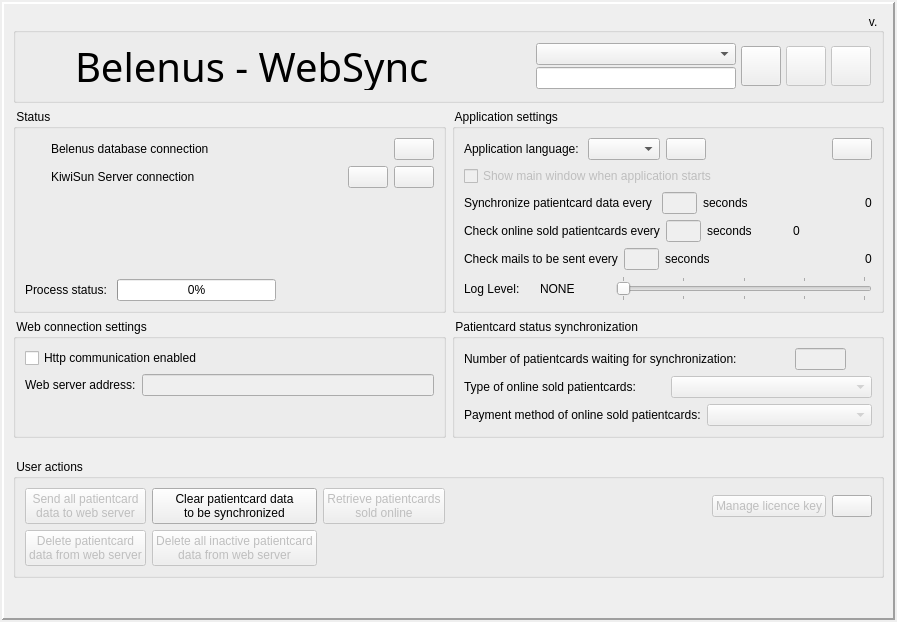
tbikfalvi/Belenus, file websync/dlgmain.ui: the form before one commit.
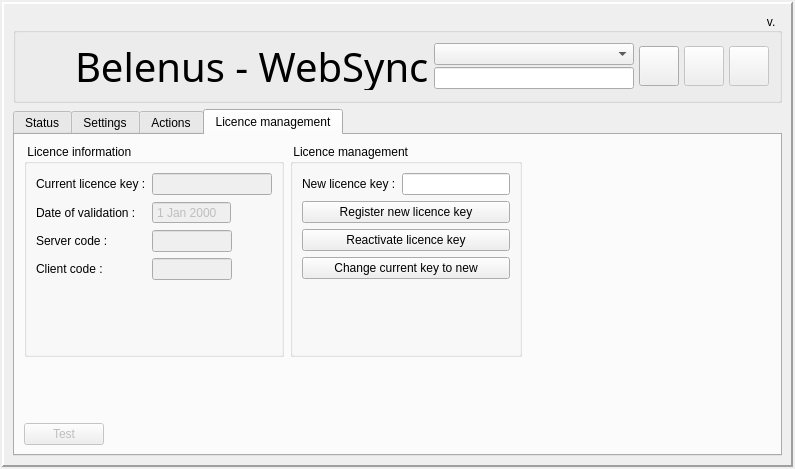
The form after the commit. Icons and pictures are not drawn.

The edit to the form file:
```diff
--- a/websync/dlgmain.ui
+++ b/websync/dlgmain.ui
@@ -9,8 +9,8 @@
    <rect>
     <x>0</x>
     <y>0</y>
-    <width>897</width>
-    <height>622</height>
+    <width>785</width>
+    <height>468</height>
    </rect>
   </property>
   <property name="windowTitle">
@@ -47,7 +47,7 @@
      <property name="lineWidth">
       <number>2</number>
      </property>
-     <layout class="QVBoxLayout" name="verticalLayout_7">
+     <layout class="QVBoxLayout" name="verticalLayout_11">
       <item>
        <widget class="QGroupBox" name="gbTitle">
         <property name="minimumSize">
@@ -277,11 +277,24 @@
        </widget>
       </item>
       <item>
-       <layout class="QHBoxLayout" name="horizontalLayout_6">
+       <widget class="QTabWidget" name="tabWidget">
+        <property name="enabled">
+         <bool>true</bool>
+        </property>
+        <property name="currentIndex">
+         <number>3</number>
+        </property>
+        <widget class="QWidget" name="tabStatus">
+         <attribute name="title">
+          <string>Status</string>
+         </attribute>
+         <layout class="QHBoxLayout" name="horizontalLayout_16">
+          <item>
+           <layout class="QVBoxLayout" name="verticalLayout_10">
         <item>
          <widget class="QGroupBox" name="gbConnectionStatus">
           <property name="title">
-           <string> Status </string>
+               <string/>
           </property>
           <layout class="QVBoxLayout" name="verticalLayout_4">
            <item>
@@ -290,14 +303,14 @@
               <widget class="QLabel" name="lblStatusIconSQL">
                <property name="minimumSize">
                 <size>
-                 <width>20</width>
-                 <height>20</height>
+                     <width>40</width>
+                     <height>40</height>
                 </size>
                </property>
                <property name="maximumSize">
                 <size>
-                 <width>20</width>
-                 <height>20</height>
+                     <width>40</width>
+                     <height>40</height>
                 </size>
                </property>
                <property name="text">
@@ -345,8 +358,8 @@
                </property>
                <property name="iconSize">
                 <size>
-                 <width>15</width>
-                 <height>15</height>
+                     <width>40</width>
+                     <height>40</height>
                 </size>
                </property>
                <property name="autoDefault">
@@ -362,14 +375,14 @@
               <widget class="QLabel" name="lblStatusIconWebServer">
                <property name="minimumSize">
                 <size>
-                 <width>20</width>
-                 <height>20</height>
+                     <width>40</width>
+                     <height>40</height>
                 </size>
                </property>
                <property name="maximumSize">
                 <size>
-                 <width>20</width>
-                 <height>20</height>
+                     <width>40</width>
+                     <height>40</height>
                 </size>
                </property>
                <property name="text">
@@ -417,8 +430,8 @@
                </property>
                <property name="iconSize">
                 <size>
-                 <width>15</width>
-                 <height>15</height>
+                     <width>40</width>
+                     <height>40</height>
                 </size>
                </property>
                <property name="autoDefault">
@@ -440,8 +453,8 @@
                </property>
                <property name="iconSize">
                 <size>
-                 <width>15</width>
-                 <height>15</height>
+                     <width>40</width>
+                     <height>40</height>
                 </size>
                </property>
                <property name="autoDefault">
@@ -464,6 +477,55 @@
              </property>
             </spacer>
            </item>
+               <item>
+                <layout class="QHBoxLayout" name="horizontalLayout_3">
+                 <item>
+                  <widget class="QLabel" name="lblNumberOfCardsWaiting">
+                   <property name="text">
+                    <string>Number of patientcards waiting for synchronization:</string>
+                   </property>
+                  </widget>
+                 </item>
+                 <item>
+                  <widget class="QLineEdit" name="ledNumberOfCardsWaiting">
+                   <property name="enabled">
+                    <bool>false</bool>
+                   </property>
+                   <property name="maximumSize">
+                    <size>
+                     <width>51</width>
+                     <height>16777215</height>
+                    </size>
+                   </property>
+                  </widget>
+                 </item>
+                 <item>
+                  <widget class="QLabel" name="lblStatusSync">
+                   <property name="minimumSize">
+                    <size>
+                     <width>20</width>
+                     <height>20</height>
+                    </size>
+                   </property>
+                   <property name="maximumSize">
+                    <size>
+                     <width>20</width>
+                     <height>20</height>
+                    </size>
+                   </property>
+                   <property name="text">
+                    <string/>
+                   </property>
+                   <property name="pixmap">
+                    <pixmap resource="websync.qrc">:/hourglass.png</pixmap>
+                   </property>
+                   <property name="scaledContents">
+                    <bool>true</bool>
+                   </property>
+                  </widget>
+                 </item>
+                </layout>
+               </item>
            <item>
             <layout class="QHBoxLayout" name="horizontalLayout_12">
              <item>
@@ -499,6 +561,41 @@
          </widget>
         </item>
         <item>
+             <spacer name="verticalSpacer">
+              <property name="orientation">
+               <enum>Qt::Vertical</enum>
+              </property>
+              <property name="sizeHint" stdset="0">
+               <size>
+                <width>20</width>
+                <height>20</height>
+               </size>
+              </property>
+             </spacer>
+            </item>
+           </layout>
+          </item>
+          <item>
+           <spacer name="horizontalSpacer_9">
+            <property name="orientation">
+             <enum>Qt::Horizontal</enum>
+            </property>
+            <property name="sizeHint" stdset="0">
+             <size>
+              <width>361</width>
+              <height>20</height>
+             </size>
+            </property>
+           </spacer>
+          </item>
+         </layout>
+        </widget>
+        <widget class="QWidget" name="tabSettings">
+         <attribute name="title">
+          <string>Settings</string>
+         </attribute>
+         <layout class="QVBoxLayout" name="verticalLayout_9">
+          <item>
          <widget class="QGroupBox" name="gbApplicationSettings">
           <property name="title">
            <string> Application settings </string>
@@ -807,16 +904,25 @@
                </property>
               </widget>
              </item>
+               <item>
+                <spacer name="horizontalSpacer_7">
+                 <property name="orientation">
+                  <enum>Qt::Horizontal</enum>
+                 </property>
+                 <property name="sizeHint" stdset="0">
+                  <size>
+                   <width>40</width>
+                   <height>20</height>
+                  </size>
+                 </property>
+                </spacer>
+               </item>
             </layout>
            </item>
           </layout>
          </widget>
         </item>
-       </layout>
-      </item>
       <item>
-       <layout class="QGridLayout" name="gridLayout">
-        <item row="0" column="0">
          <widget class="QGroupBox" name="gbWebSettings">
           <property name="toolTip">
            <string>Connection settings has been automatically saved upon change.</string>
@@ -857,6 +963,19 @@
                </property>
               </widget>
              </item>
+               <item>
+                <spacer name="horizontalSpacer_3">
+                 <property name="orientation">
+                  <enum>Qt::Horizontal</enum>
+                 </property>
+                 <property name="sizeHint" stdset="0">
+                  <size>
+                   <width>40</width>
+                   <height>20</height>
+                  </size>
+                 </property>
+                </spacer>
+               </item>
             </layout>
            </item>
            <item>
@@ -875,27 +994,28 @@
           </layout>
          </widget>
         </item>
-        <item row="0" column="1">
-         <widget class="QGroupBox" name="gbPatientCardSyncStatus">
-          <property name="title">
-           <string> Patientcard status synchronization </string>
-          </property>
-          <layout class="QVBoxLayout" name="verticalLayout_3">
-           <item>
-            <layout class="QHBoxLayout" name="horizontalLayout_3">
-             <item>
-              <widget class="QLabel" name="lblNumberOfCardsWaiting">
-               <property name="text">
-                <string>Number of patientcards waiting for synchronization:</string>
-               </property>
-              </widget>
-             </item>
+         </layout>
+        </widget>
+        <widget class="QWidget" name="tabActions">
+         <attribute name="title">
+          <string>Actions</string>
+         </attribute>
+         <layout class="QHBoxLayout" name="horizontalLayout_6">
              <item>
-              <widget class="QLineEdit" name="ledNumberOfCardsWaiting">
+           <layout class="QVBoxLayout" name="verticalLayout_7">
+            <item>
+             <widget class="QPushButton" name="pbSyncAllPatientCard">
                <property name="enabled">
                 <bool>false</bool>
                </property>
-               <property name="maximumSize">
+              <property name="text">
+               <string>Send all patientcard data to web server</string>
+              </property>
+              <property name="icon">
+               <iconset resource="websync.qrc">
+                <normaloff>:/patientcards.png</normaloff>:/patientcards.png</iconset>
+              </property>
+              <property name="iconSize">
                 <size>
                  <width>51</width>
                  <height>16777215</height>
@@ -904,32 +1024,114 @@
               </widget>
              </item>
              <item>
-              <widget class="QLabel" name="lblStatusSync">
-               <property name="minimumSize">
-                <size>
-                 <width>20</width>
-                 <height>20</height>
-                </size>
-               </property>
-               <property name="maximumSize">
+             <widget class="QPushButton" name="pbSyncOnlinePC">
+              <property name="enabled">
+               <bool>false</bool>
+              </property>
+              <property name="text">
+               <string>Retrieve patientcards sold online</string>
+              </property>
+              <property name="icon">
+               <iconset resource="websync.qrc">
+                <normaloff>:/onlinepcsync.png</normaloff>:/onlinepcsync.png</iconset>
+              </property>
+              <property name="iconSize">
                 <size>
-                 <width>20</width>
-                 <height>20</height>
-                </size>
-               </property>
-               <property name="text">
-                <string/>
-               </property>
-               <property name="pixmap">
-                <pixmap resource="websync.qrc">:/hourglass.png</pixmap>
-               </property>
-               <property name="scaledContents">
+                <width>40</width>
+                <height>40</height>
+               </size>
+              </property>
+              <property name="autoDefault">
+               <bool>false</bool>
+              </property>
+             </widget>
+            </item>
+            <item>
+             <widget class="QPushButton" name="pbClearPCData">
+              <property name="enabled">
                 <bool>true</bool>
                </property>
-              </widget>
-             </item>
-            </layout>
-           </item>
+              <property name="text">
+               <string>Clear patientcard data to be synchronized</string>
+              </property>
+              <property name="icon">
+               <iconset resource="websync.qrc">
+                <normaloff>:/trash.png</normaloff>:/trash.png</iconset>
+              </property>
+              <property name="iconSize">
+               <size>
+                <width>40</width>
+                <height>40</height>
+               </size>
+              </property>
+              <property name="autoDefault">
+               <bool>false</bool>
+              </property>
+             </widget>
+            </item>
+            <item>
+             <widget class="QPushButton" name="pbClearPatientCard">
+              <property name="enabled">
+               <bool>false</bool>
+              </property>
+              <property name="text">
+               <string>Delete patientcard data from web server</string>
+              </property>
+              <property name="icon">
+               <iconset resource="websync.qrc">
+                <normaloff>:/patientcard_delete.png</normaloff>:/patientcard_delete.png</iconset>
+              </property>
+              <property name="iconSize">
+               <size>
+                <width>40</width>
+                <height>40</height>
+               </size>
+              </property>
+              <property name="autoDefault">
+               <bool>false</bool>
+              </property>
+             </widget>
+            </item>
+            <item>
+             <widget class="QPushButton" name="pbClearAllPatientCard">
+              <property name="enabled">
+               <bool>false</bool>
+              </property>
+              <property name="text">
+               <string>Delete all inactive patientcard data from web server</string>
+              </property>
+              <property name="icon">
+               <iconset resource="websync.qrc">
+                <normaloff>:/patientcards_delete.png</normaloff>:/patientcards_delete.png</iconset>
+              </property>
+              <property name="iconSize">
+               <size>
+                <width>40</width>
+                <height>40</height>
+               </size>
+              </property>
+              <property name="autoDefault">
+               <bool>false</bool>
+              </property>
+             </widget>
+            </item>
+            <item>
+             <spacer name="verticalSpacer_5">
+              <property name="orientation">
+               <enum>Qt::Vertical</enum>
+              </property>
+              <property name="sizeHint" stdset="0">
+               <size>
+                <width>20</width>
+                <height>40</height>
+               </size>
+              </property>
+             </spacer>
+            </item>
+           </layout>
+          </item>
+          <item>
+           <layout class="QVBoxLayout" name="verticalLayout_8">
            <item>
             <layout class="QHBoxLayout" name="horizontalLayout_8">
              <item>
@@ -966,88 +1168,343 @@
              </item>
             </layout>
            </item>
-          </layout>
-         </widget>
-        </item>
-       </layout>
-      </item>
       <item>
        <spacer name="verticalSpacer_2">
         <property name="orientation">
          <enum>Qt::Vertical</enum>
         </property>
-        <property name="sizeType">
-         <enum>QSizePolicy::Fixed</enum>
-        </property>
         <property name="sizeHint" stdset="0">
          <size>
           <width>20</width>
-          <height>15</height>
+                <height>40</height>
          </size>
         </property>
        </spacer>
       </item>
+           </layout>
+          </item>
+         </layout>
+        </widget>
+        <widget class="QWidget" name="tabLicence">
+         <attribute name="title">
+          <string>Licence management</string>
+         </attribute>
+         <layout class="QVBoxLayout" name="verticalLayout_12">
       <item>
-       <widget class="QGroupBox" name="gbExecuteActions">
-        <property name="enabled">
-         <bool>true</bool>
-        </property>
+           <layout class="QHBoxLayout" name="horizontalLayout_24">
+            <item>
+             <layout class="QHBoxLayout" name="horizontalLayout_17">
+              <item>
+               <widget class="QGroupBox" name="gbLicenceInformation">
         <property name="title">
-         <string> User actions </string>
-        </property>
-        <layout class="QGridLayout" name="gridLayout_2">
-         <item row="1" column="1">
-          <widget class="QPushButton" name="pbClearAllPatientCard">
-           <property name="enabled">
-            <bool>false</bool>
-           </property>
+                 <string> Licence information </string>
+                </property>
+                <layout class="QFormLayout" name="formLayout">
+                 <item row="0" column="0">
+                  <widget class="QLabel" name="lblCurrentKey">
            <property name="text">
-            <string>Delete all inactive patientcard
-data from web server</string>
-           </property>
-           <property name="icon">
-            <iconset resource="websync.qrc">
-             <normaloff>:/patientcards_delete.png</normaloff>:/patientcards_delete.png</iconset>
-           </property>
-           <property name="iconSize">
-            <size>
-             <width>40</width>
-             <height>40</height>
-            </size>
-           </property>
-           <property name="autoDefault">
+                    <string>Current licence key :</string>
+                   </property>
+                  </widget>
+                 </item>
+                 <item row="0" column="1">
+                  <widget class="QLineEdit" name="ledLicenceKeyCurrent">
+                   <property name="enabled">
             <bool>false</bool>
            </property>
           </widget>
          </item>
          <item row="1" column="0">
-          <widget class="QPushButton" name="pbClearPatientCard">
+                  <widget class="QLabel" name="lblValidated">
+                   <property name="text">
+                    <string>Date of validation :</string>
+                   </property>
+                  </widget>
+                 </item>
+                 <item row="1" column="1">
+                  <layout class="QHBoxLayout" name="horizontalLayout_18">
+                   <item>
+                    <widget class="QDateEdit" name="deValidated">
            <property name="enabled">
             <bool>false</bool>
            </property>
+                     <property name="buttonSymbols">
+                      <enum>QAbstractSpinBox::NoButtons</enum>
+                     </property>
+                    </widget>
+                   </item>
+                   <item>
+                    <spacer name="horizontalSpacer_12">
+                     <property name="orientation">
+                      <enum>Qt::Horizontal</enum>
+                     </property>
+                     <property name="sizeHint" stdset="0">
+                      <size>
+                       <width>40</width>
+                       <height>20</height>
+                      </size>
+                     </property>
+                    </spacer>
+                   </item>
+                  </layout>
+                 </item>
+                 <item row="2" column="0">
+                  <widget class="QLabel" name="lblServerCode">
            <property name="text">
-            <string>Delete patientcard
-data from web server</string>
-           </property>
+                    <string>Server code :</string>
+                   </property>
+                  </widget>
+                 </item>
+                 <item row="2" column="1">
+                  <layout class="QHBoxLayout" name="horizontalLayout_19">
+                   <item>
+                    <widget class="QLineEdit" name="ledCodeServer">
+                     <property name="enabled">
+                      <bool>false</bool>
+                     </property>
+                     <property name="minimumSize">
+                      <size>
+                       <width>80</width>
+                       <height>0</height>
+                      </size>
+                     </property>
+                     <property name="maximumSize">
+                      <size>
+                       <width>80</width>
+                       <height>16777215</height>
+                      </size>
+                     </property>
+                    </widget>
+                   </item>
+                   <item>
+                    <spacer name="horizontalSpacer_13">
+                     <property name="orientation">
+                      <enum>Qt::Horizontal</enum>
+                     </property>
+                     <property name="sizeHint" stdset="0">
+                      <size>
+                       <width>40</width>
+                       <height>20</height>
+                      </size>
+                     </property>
+                    </spacer>
+                   </item>
+                  </layout>
+                 </item>
+                 <item row="3" column="1">
+                  <layout class="QHBoxLayout" name="horizontalLayout_20">
+                   <item>
+                    <widget class="QLineEdit" name="ledCodeClient">
+                     <property name="enabled">
+                      <bool>false</bool>
+                     </property>
+                     <property name="minimumSize">
+                      <size>
+                       <width>80</width>
+                       <height>0</height>
+                      </size>
+                     </property>
+                     <property name="maximumSize">
+                      <size>
+                       <width>80</width>
+                       <height>16777215</height>
+                      </size>
+                     </property>
+                    </widget>
+                   </item>
+                   <item>
+                    <spacer name="horizontalSpacer_14">
+                     <property name="orientation">
+                      <enum>Qt::Horizontal</enum>
+                     </property>
+                     <property name="sizeHint" stdset="0">
+                      <size>
+                       <width>40</width>
+                       <height>20</height>
+                      </size>
+                     </property>
+                    </spacer>
+                   </item>
+                  </layout>
+                 </item>
+                 <item row="3" column="0">
+                  <widget class="QLabel" name="lblClientCode">
+                   <property name="text">
+                    <string>Client code :</string>
+                   </property>
+                  </widget>
+                 </item>
+                </layout>
+               </widget>
+              </item>
+              <item>
+               <widget class="QGroupBox" name="gbLicenceActions">
+                <property name="title">
+                 <string> Licence management </string>
+                </property>
+                <layout class="QVBoxLayout" name="verticalLayout_13">
+                 <item>
+                  <layout class="QHBoxLayout" name="horizontalLayout_21">
+                   <item>
+                    <widget class="QLabel" name="lblLicenceKey">
+                     <property name="text">
+                      <string>New licence key :</string>
+                     </property>
+                    </widget>
+                   </item>
+                   <item>
+                    <widget class="QLineEdit" name="ledLicenceKey"/>
+                   </item>
+                  </layout>
+                 </item>
+                 <item>
+                  <widget class="QPushButton" name="pbRegisterLicence">
+                   <property name="text">
+                    <string>Register new licence key</string>
+                   </property>
            <property name="icon">
             <iconset resource="websync.qrc">
              <normaloff>:/patientcard_delete.png</normaloff>:/patientcard_delete.png</iconset>
            </property>
            <property name="iconSize">
             <size>
-             <width>40</width>
+                     <width>20</width>
+                     <height>20</height>
+                    </size>
+                   </property>
+                  </widget>
+                 </item>
+                 <item>
+                  <widget class="QPushButton" name="pbActivateLicence">
+                   <property name="text">
+                    <string>Reactivate licence key</string>
+                   </property>
+                   <property name="icon">
+                    <iconset resource="websync.qrc">
+                     <normaloff>:/ok.png</normaloff>:/ok.png</iconset>
+                   </property>
+                   <property name="iconSize">
+                    <size>
+                     <width>20</width>
+                     <height>20</height>
+                    </size>
+                   </property>
+                  </widget>
+                 </item>
+                 <item>
+                  <widget class="QPushButton" name="pbChangeLicence">
+                   <property name="text">
+                    <string>Change current key to new</string>
+                   </property>
+                   <property name="icon">
+                    <iconset resource="websync.qrc">
+                     <normaloff>:/reset.png</normaloff>:/reset.png</iconset>
+                   </property>
+                   <property name="iconSize">
+                    <size>
+                     <width>20</width>
+                     <height>20</height>
+                    </size>
+                   </property>
+                  </widget>
+                 </item>
+                 <item>
+                  <spacer name="verticalSpacer_6">
+                   <property name="orientation">
+                    <enum>Qt::Vertical</enum>
+                   </property>
+                   <property name="sizeHint" stdset="0">
+                    <size>
+                     <width>20</width>
              <height>40</height>
             </size>
            </property>
-           <property name="autoDefault">
-            <bool>false</bool>
-           </property>
-          </widget>
-         </item>
-         <item row="0" column="5">
+                  </spacer>
+                 </item>
+                 <item>
+                  <layout class="QHBoxLayout" name="horizontalLayout_22">
+                   <item>
+                    <spacer name="horizontalSpacer_17">
+                     <property name="orientation">
+                      <enum>Qt::Horizontal</enum>
+                     </property>
+                     <property name="sizeHint" stdset="0">
+                      <size>
+                       <width>40</width>
+                       <height>20</height>
+                      </size>
+                     </property>
+                    </spacer>
+                   </item>
+                   <item>
+                    <widget class="QLabel" name="lblStatusIconLicenceAction">
+                     <property name="minimumSize">
+                      <size>
+                       <width>20</width>
+                       <height>20</height>
+                      </size>
+                     </property>
+                     <property name="maximumSize">
+                      <size>
+                       <width>20</width>
+                       <height>20</height>
+                      </size>
+                     </property>
+                     <property name="text">
+                      <string/>
+                     </property>
+                     <property name="pixmap">
+                      <pixmap resource="websync.qrc">:/status_green.png</pixmap>
+                     </property>
+                     <property name="scaledContents">
+                      <bool>true</bool>
+                     </property>
+                    </widget>
+                   </item>
+                  </layout>
+                 </item>
+                </layout>
+               </widget>
+              </item>
+             </layout>
+            </item>
+            <item>
+             <spacer name="horizontalSpacer_15">
+              <property name="orientation">
+               <enum>Qt::Horizontal</enum>
+              </property>
+              <property name="sizeHint" stdset="0">
+               <size>
+                <width>40</width>
+                <height>20</height>
+               </size>
+              </property>
+             </spacer>
+            </item>
+           </layout>
+          </item>
+          <item>
+           <spacer name="verticalSpacer_7">
+            <property name="orientation">
+             <enum>Qt::Vertical</enum>
+            </property>
+            <property name="sizeHint" stdset="0">
+             <size>
+              <width>20</width>
+              <height>36</height>
+             </size>
+            </property>
+           </spacer>
+          </item>
+          <item>
+           <layout class="QHBoxLayout" name="horizontalLayout_23">
+            <item>
           <widget class="QPushButton" name="pbTest">
+              <property name="enabled">
+               <bool>false</bool>
+              </property>
            <property name="text">
-            <string/>
+               <string>Test</string>
            </property>
            <property name="icon">
             <iconset resource="websync.qrc">
@@ -1055,135 +1512,33 @@
            </property>
            <property name="iconSize">
             <size>
-             <width>40</width>
-             <height>40</height>
-            </size>
-           </property>
-           <property name="autoDefault">
-            <bool>false</bool>
-           </property>
-          </widget>
-         </item>
-         <item row="0" column="2">
-          <widget class="QPushButton" name="pbSyncOnlinePC">
-           <property name="enabled">
-            <bool>false</bool>
-           </property>
-           <property name="text">
-            <string>Retrieve patientcards
-sold online</string>
-           </property>
-           <property name="icon">
-            <iconset resource="websync.qrc">
-             <normaloff>:/onlinepcsync.png</normaloff>:/onlinepcsync.png</iconset>
-           </property>
-           <property name="iconSize">
-            <size>
-             <width>40</width>
-             <height>40</height>
-            </size>
-           </property>
-           <property name="autoDefault">
-            <bool>false</bool>
-           </property>
-          </widget>
-         </item>
-         <item row="0" column="1">
-          <widget class="QPushButton" name="pbClearPCData">
-           <property name="enabled">
-            <bool>true</bool>
-           </property>
-           <property name="text">
-            <string>Clear patientcard data
-to be synchronized</string>
-           </property>
-           <property name="icon">
-            <iconset resource="websync.qrc">
-             <normaloff>:/trash.png</normaloff>:/trash.png</iconset>
-           </property>
-           <property name="iconSize">
-            <size>
-             <width>40</width>
-             <height>40</height>
-            </size>
-           </property>
-           <property name="autoDefault">
-            <bool>false</bool>
-           </property>
-          </widget>
-         </item>
-         <item row="0" column="0">
-          <widget class="QPushButton" name="pbSyncAllPatientCard">
-           <property name="enabled">
-            <bool>false</bool>
-           </property>
-           <property name="text">
-            <string>Send all patientcard
-data to web server</string>
-           </property>
-           <property name="icon">
-            <iconset resource="websync.qrc">
-             <normaloff>:/patientcards.png</normaloff>:/patientcards.png</iconset>
-           </property>
-           <property name="iconSize">
-            <size>
-             <width>40</width>
-             <height>40</height>
-            </size>
-           </property>
-           <property name="autoDefault">
-            <bool>false</bool>
-           </property>
-          </widget>
-         </item>
-         <item row="0" column="3">
-          <spacer name="horizontalSpacer_7">
-           <property name="orientation">
-            <enum>Qt::Horizontal</enum>
-           </property>
-           <property name="sizeHint" stdset="0">
-            <size>
-             <width>40</width>
-             <height>20</height>
-            </size>
-           </property>
-          </spacer>
-         </item>
-         <item row="0" column="4">
-          <widget class="QPushButton" name="pbManageLicence">
-           <property name="enabled">
-            <bool>false</bool>
-           </property>
-           <property name="text">
-            <string>Manage licence key</string>
-           </property>
-           <property name="icon">
-            <iconset resource="websync.qrc">
-             <normaloff>:/key.png</normaloff>:/key.png</iconset>
-           </property>
-           <property name="iconSize">
-            <size>
-             <width>40</width>
-             <height>40</height>
-            </size>
-           </property>
-          </widget>
-         </item>
-        </layout>
-       </widget>
-      </item>
-      <item>
-       <spacer name="verticalSpacer">
-        <property name="orientation">
-         <enum>Qt::Vertical</enum>
-        </property>
-        <property name="sizeHint" stdset="0">
-         <size>
           <width>20</width>
-          <height>266</height>
+                <height>20</height>
+               </size>
+              </property>
+              <property name="autoDefault">
+               <bool>false</bool>
+              </property>
+             </widget>
+            </item>
+            <item>
+             <spacer name="horizontalSpacer_16">
+              <property name="orientation">
+               <enum>Qt::Horizontal</enum>
+              </property>
+              <property name="sizeHint" stdset="0">
+               <size>
+                <width>40</width>
+                <height>20</height>
          </size>
         </property>
        </spacer>
+            </item>
+           </layout>
+          </item>
+         </layout>
+        </widget>
+       </widget>
       </item>
      </layout>
     </widget>
```
Left out of the diff: 16 changed lines with no effect on the pictures. Lines whose indentation alone changed are shown as unchanged.
